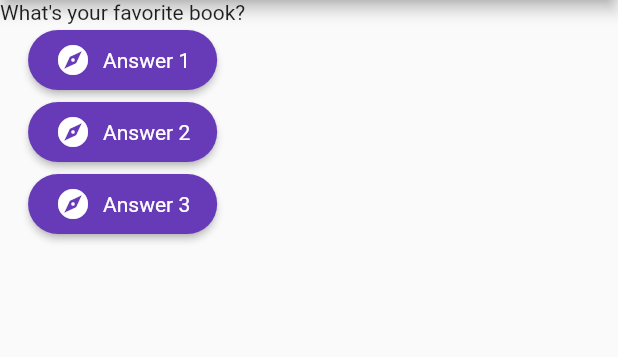
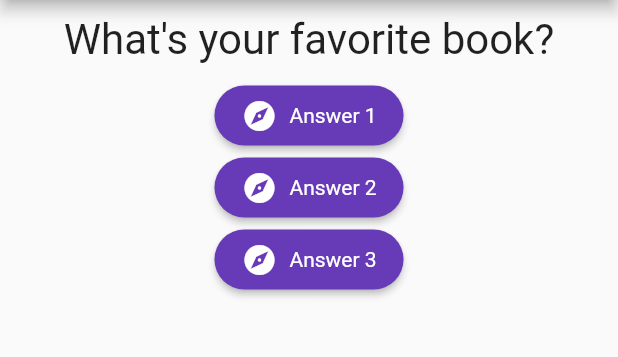
Before and after one commit to chemickypes/flutter_udemy_course, a Flutter app: the screen it shows after launch, on a phone screen of 412 x 824 dp, the part 84-441 px from its top. Run offline on Flutter 3.47's test engine with Material 2 defaults, Android fonts, the phone set to English and light mode, and no system bars.

Commit message:
more style to the question

```diff
--- a/quiz_app/lib/question.dart
+++ b/quiz_app/lib/question.dart
@@ -1,17 +1,22 @@
-
 import 'package:flutter/material.dart';
 
 class QuestionWidget extends StatelessWidget {
-
-
   final String questionText;
-  const QuestionWidget({Key key, @required this.questionText}) : super(key: key);
-
+  const QuestionWidget({Key key, @required this.questionText})
+      : super(key: key);
 
   @override
   Widget build(BuildContext context) {
     return Container(
-      child: Text(questionText),
+      width: double.infinity,
+      margin: EdgeInsets.all(10),
+      child: Text(
+        questionText,
+        style: TextStyle(
+          fontSize: 28,
+        ),
+        textAlign: TextAlign.center,
+      ),
     );
   }
 }
```
